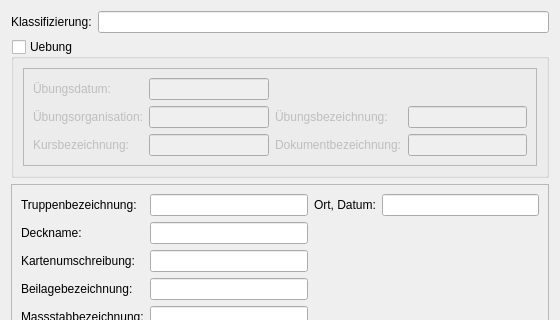
Qt form ui/kastendialog.ui (kadas-albireo/kadas-print-plugin) before a commit; both pictures show x 0 to 560 and y 0 to 320 of the 560 by 566 pixel window.
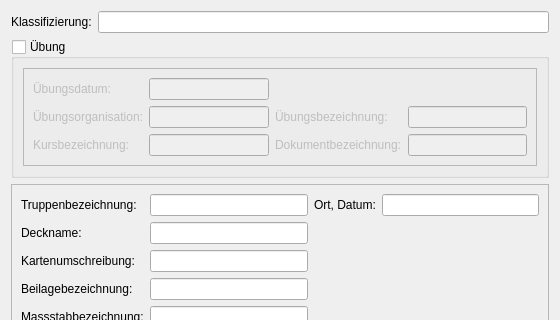
The same form after that commit.

Patch:
```diff
--- a/ui/kastendialog.ui
+++ b/ui/kastendialog.ui
@@ -23,7 +23,7 @@
    <item row="1" column="0">
     <widget class="QGroupBox" name="uebungGroupBox">
      <property name="title">
-      <string>Uebung</string>
+      <string>Übung</string>
      </property>
      <property name="checkable">
       <bool>true</bool>
```
